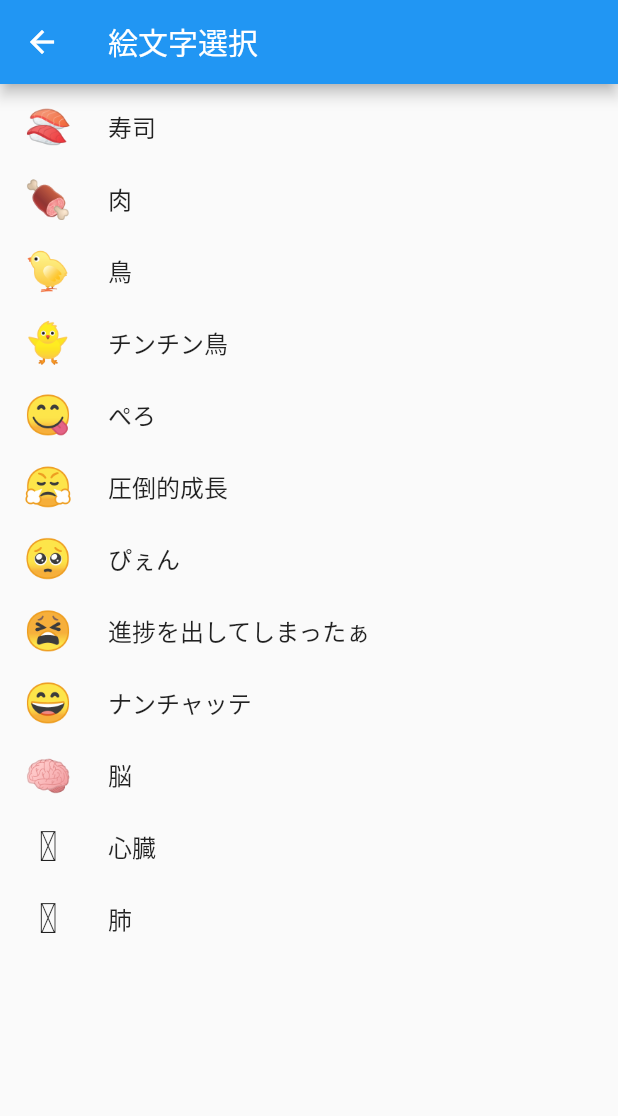
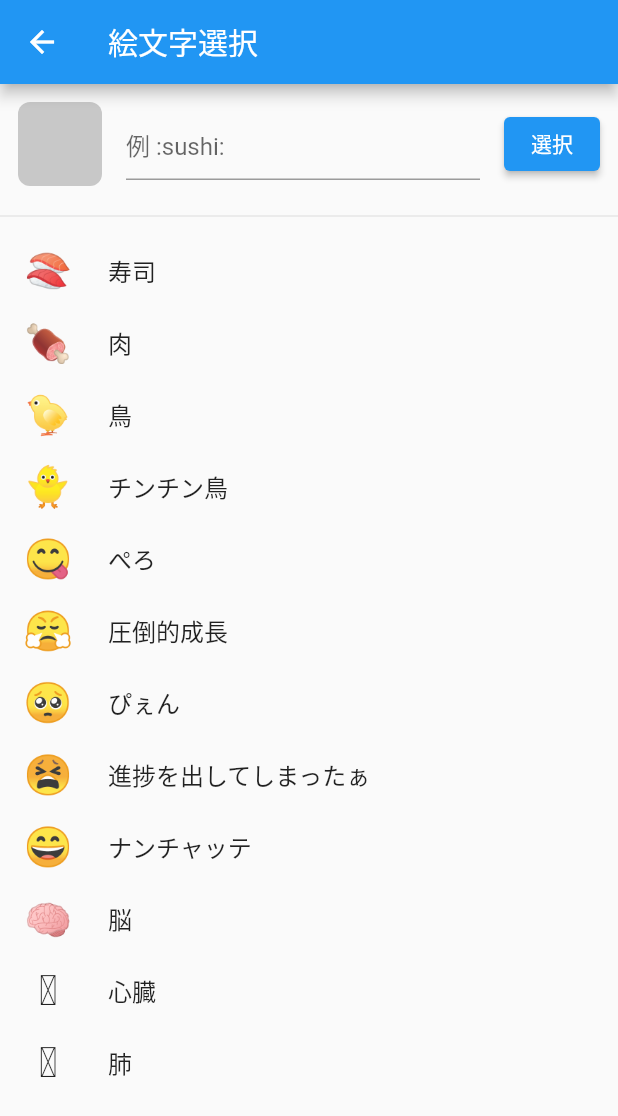
Before and after one commit to aridai/fleet_flutter, a Flutter app: the EmojiPicker screen opened directly, on a phone screen of 412 x 824 dp. Shown: the top 1116 px of the screen. Run offline on Flutter 3.47's test engine with Material 2 defaults, Android fonts, the phone set to English and light mode, and no system bars; our stand-ins replace freezed_annotation, image_picker, rxdart, share_plus; missing offline and left inert: flutter_emoji, universal_html; generated files the repository leaves out were written again.

Commit message:
絵文字入力フォームを追加 (仮)

```diff
--- a/lib/emoji/emoji_picker.dart
+++ b/lib/emoji/emoji_picker.dart
@@ -1,8 +1,15 @@
 import 'package:fleet_flutter/emoji/native_emoji_view.dart';
 import 'package:flutter/material.dart';
+import 'package:flutter_emoji/flutter_emoji.dart';
+import 'package:rxdart/rxdart.dart';
 
 /// 絵文字選択UI (仮)
-class EmojiPicker extends StatelessWidget {
+class EmojiPicker extends StatefulWidget {
+  @override
+  State<EmojiPicker> createState() => _EmojiPickerState();
+}
+
+class _EmojiPickerState extends State<EmojiPicker> {
   static const _emojiList = [
     EmojiData('🍣', '寿司'),
     EmojiData('🍖', '肉'),
@@ -17,12 +24,97 @@ class EmojiPicker extends StatelessWidget {
     EmojiData('🫀', '心臓'),
     EmojiData('🫁', '肺'),
   ];
+  static final _emojiParser = EmojiParser();
+
+  final emojiSubject = BehaviorSubject.seeded('');
+
+  Stream<String> get emojiStream => emojiSubject.map(parseEmoji);
 
   @override
   Widget build(BuildContext context) {
     return Scaffold(
       appBar: AppBar(title: const Text('絵文字選択')),
-      body: ListView.builder(
+      body: Column(
+        children: [
+          //  入力フォーム
+          Padding(
+            padding: const EdgeInsets.all(4),
+            child: buildInputForm(),
+          ),
+          const Divider(),
+
+          //  絵文字リスト
+          Expanded(child: buildEmojiList()),
+        ],
+      ),
+    );
+  }
+
+  @override
+  void dispose() {
+    emojiSubject.close();
+    super.dispose();
+  }
+
+  //  入力フォームを生成する。
+  Widget buildInputForm() {
+    return Row(
+      children: [
+        //  絵文字プレビュー
+        Padding(
+          padding: const EdgeInsets.all(8),
+          child: StreamBuilder<String>(
+            initialData: '',
+            stream: emojiStream,
+            builder: (context, snapshot) {
+              final emoji = snapshot.requireData;
+
+              return Container(
+                padding: const EdgeInsets.all(4),
+                decoration: BoxDecoration(
+                  borderRadius: BorderRadius.circular(8),
+                  color: const Color(0x33000000),
+                ),
+                child: NativeEmojiView(
+                  key: ValueKey(emoji),
+                  emoji: emoji,
+                  capturable: false,
+                  size: 48,
+                ),
+              );
+            },
+          ),
+        ),
+
+        //  テキストフィールド
+        Expanded(
+          child: Padding(
+            padding: const EdgeInsets.all(8),
+            child: TextField(
+              onChanged: (value) => emojiSubject.value = value,
+              decoration: const InputDecoration(
+                hintText: '例 :sushi:',
+              ),
+            ),
+          ),
+        ),
+
+        //  選択ボタン
+        //  (プレビューは無効なものでも一応選択できるようにはする。)
+        Padding(
+          padding: const EdgeInsets.all(8),
+          child: ElevatedButton(
+            onPressed: () => Navigator.pop(context, emojiSubject.value),
+            child: const Text('選択'),
+          ),
+        ),
+      ],
+    );
+  }
+
+  //  絵文字リストを生成する。
+  Widget buildEmojiList() {
+    return ListView.builder(
       itemCount: _emojiList.length,
       itemBuilder: (context, index) {
         final data = _emojiList[index];
@@ -40,8 +132,23 @@ class EmojiPicker extends StatelessWidget {
           ),
         );
       },
-      ),
     );
+  }
+
+  //  絵文字をパースする。
+  //  (絵文字の名前、もしくは、絵文字の文字コードを入力すると、絵文字の文字コードが返ってくる。)
+  //  (例1: ':sushi': → '🍣', 例2: '🍣' → '🍣', 例3: ':不正入力:' → '')
+  String parseEmoji(String str) {
+    //  絵文字の名前からの検索
+    final byName = _emojiParser.get(str);
+    if (byName != Emoji.None) return byName.code;
+
+    //  絵文字の文字コードからの検索
+    final byCode = _emojiParser.getEmoji(str);
+    if (byCode != Emoji.None) return byCode.code;
+
+    //  ヒットしない場合
+    return '';
   }
 }
 
```
Lines whose indentation alone changed are shown as unchanged.
